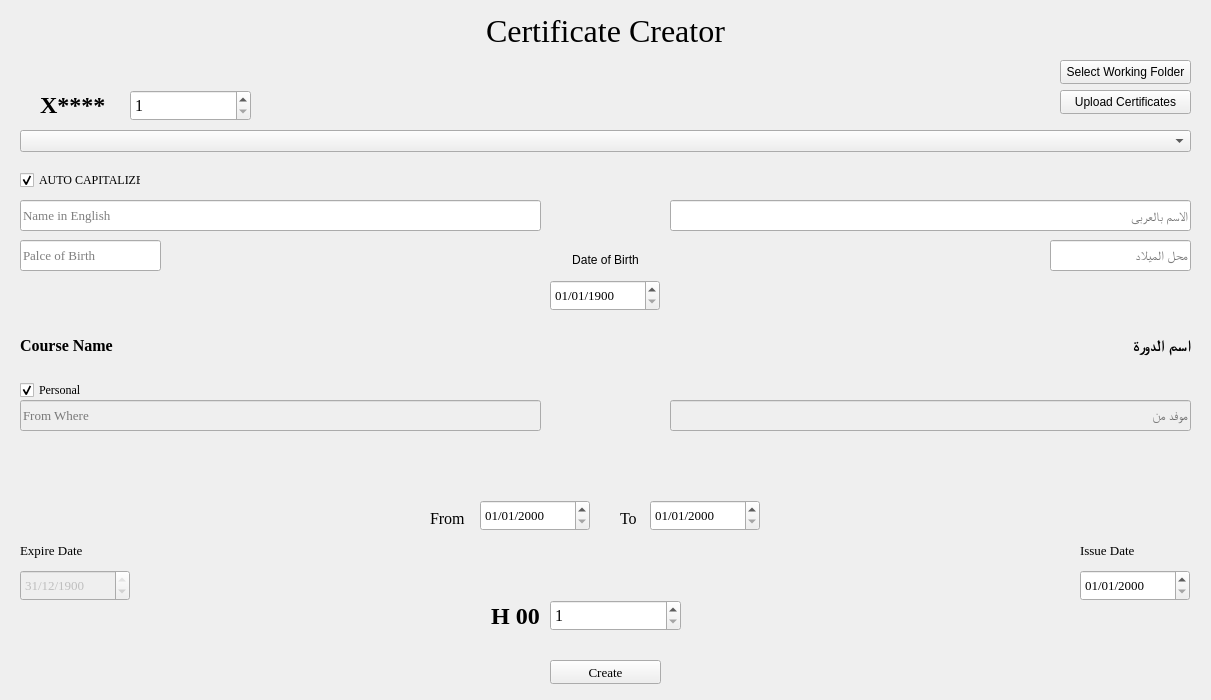
The window that MTUC Certificate Generator.ui (OmarShalaby24/MTUC-App) describes before a commit, drawn with Qt 5.
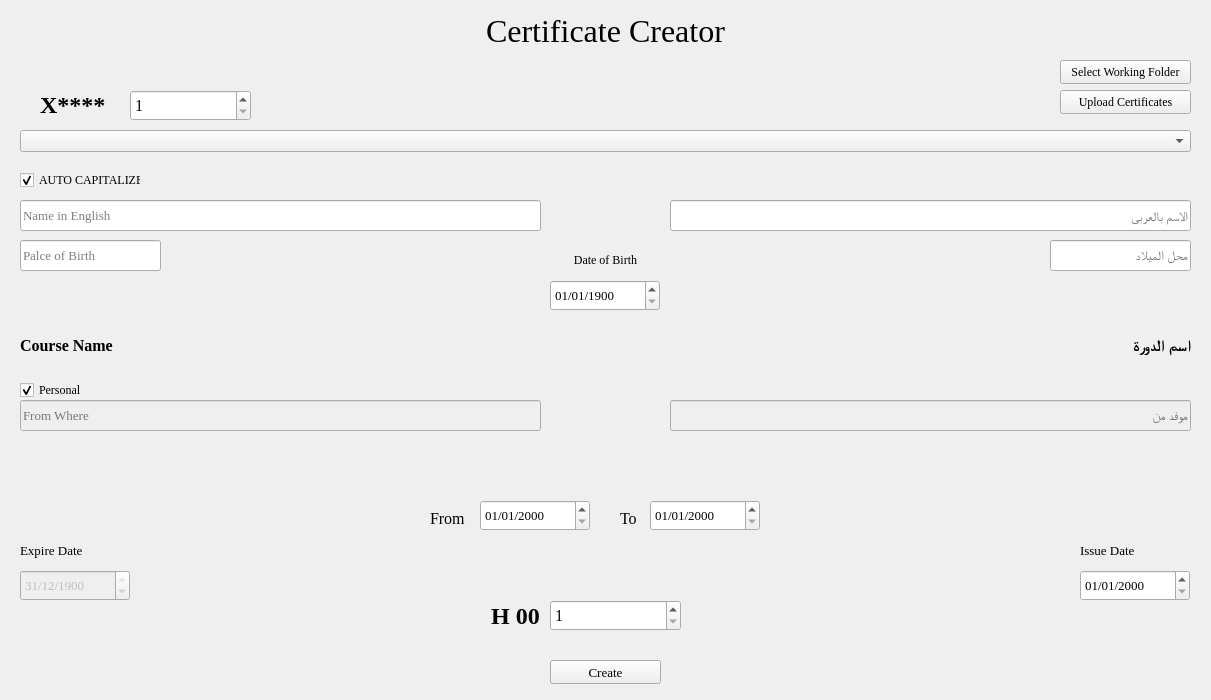
The same window after the commit.

Commit message: font Times New Roman

Diff of the .ui file:
```diff
--- a/MTUC Certificate Generator.ui
+++ b/MTUC Certificate Generator.ui
@@ -102,6 +102,11 @@
      <height>24</height>
     </rect>
    </property>
+   <property name="font">
+    <font>
+     <family>Times New Roman</family>
+    </font>
+   </property>
    <property name="text">
     <string>Select Working Folder</string>
    </property>
@@ -304,6 +309,11 @@
      <height>0</height>
     </size>
    </property>
+   <property name="font">
+    <font>
+     <family>Times New Roman</family>
+    </font>
+   </property>
    <property name="text">
     <string>Date of Birth</string>
    </property>
@@ -767,6 +777,11 @@
      <height>24</height>
     </rect>
    </property>
+   <property name="font">
+    <font>
+     <family>Times New Roman</family>
+    </font>
+   </property>
    <property name="text">
     <string>Upload Certificates</string>
    </property>
```
Left out of the diff: 10 changed lines with no effect on the pictures. The commit also changes 4 other files.
